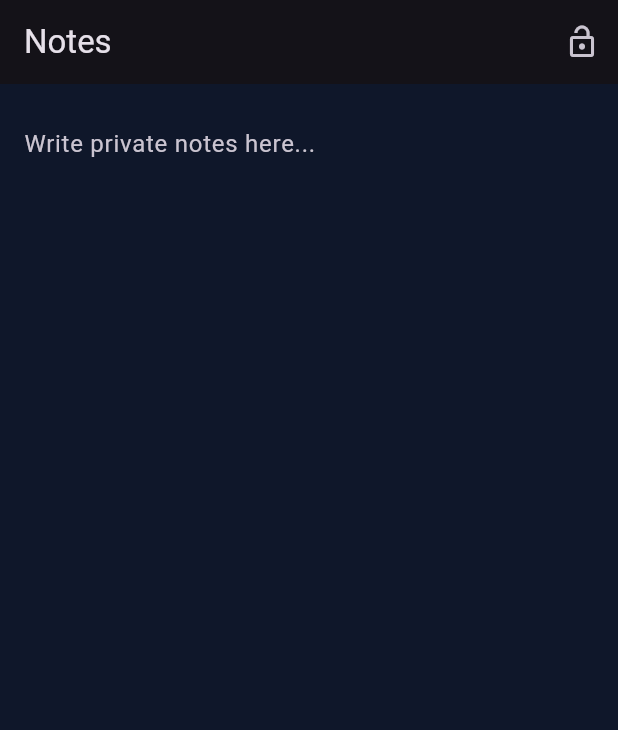
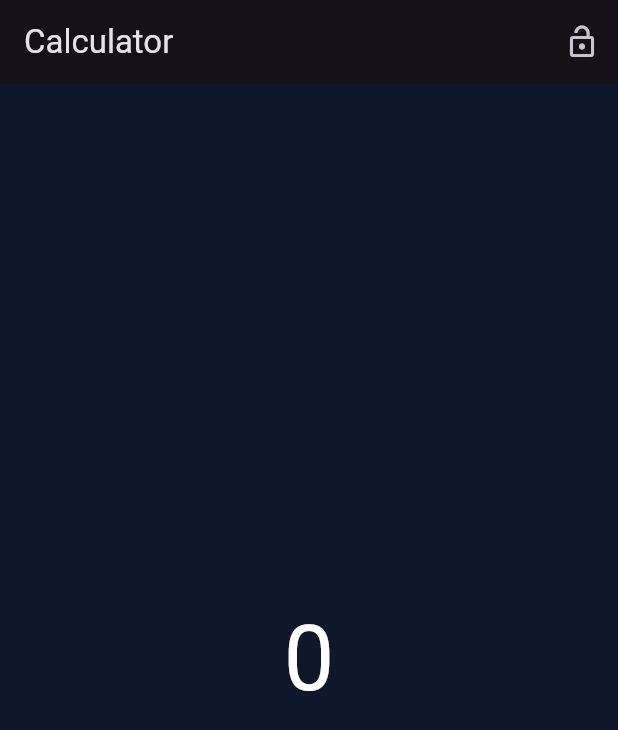
Before and after one commit to just4labi-coder/our-private-space, a Flutter app: the MainHomeScreen screen opened directly, item 3 of the bottom bar chosen, after a tap on the "security" icon, on a phone screen of 412 x 824 dp. Shown: the top 730 px of the screen. Run offline on Flutter 3.47's test engine with Material 3 defaults, Android fonts, the phone set to English and light mode, and no system bars; our stand-ins replace firebase_core, firebase_database, firebase_storage, image_picker; accounts and stored records are empty.

Commit message:
Update main.dart

```diff
--- a/lib/main.dart
+++ b/lib/main.dart
@@ -1,14 +1,14 @@
 import 'package:flutter/material.dart';
+import 'package:image_picker/image_picker.dart';
 import 'package:firebase_core/firebase_core.dart';
-import 'package:firebase_auth/firebase_auth.dart';
-import 'package:cloud_firestore/cloud_firestore.dart';
+import 'package:firebase_database/firebase_database.dart';
 import 'package:firebase_storage/firebase_storage.dart';
-import 'package:image_picker/image_picker.dart';
 import 'dart:io';
 import 'dart:async';
 
-void main() {
+void main() async {
   WidgetsFlutterBinding.ensureInitialized();
+  await Firebase.initializeApp();
   runApp(const EternalSpaceApp());
 }
 
@@ -20,60 +20,12 @@ class EternalSpaceApp extends StatelessWidget {
     return MaterialApp(
       debugShowCheckedModeBanner: false,
       title: 'Eternal Space',
-      theme: ThemeData.dark().copyWith(
-        scaffoldBackgroundColor: const Color(0xFF0F172A),
-      ),
-      home: const FirebaseInitWrapper(),
+      theme: ThemeData.dark().copyWith(scaffoldBackgroundColor: const Color(0xFF0F172A)),
+      home: const PasscodeLockScreen(),
     );
   }
 }
 
-// ফায়ারবেস সেফ লোডার
-class FirebaseInitWrapper extends StatefulWidget {
-  const FirebaseInitWrapper({super.key});
-
-  @override
-  State<FirebaseInitWrapper> createState() => _FirebaseInitWrapperState();
-}
-
-class _FirebaseInitWrapperState extends State<FirebaseInitWrapper> {
-  bool _isInitialized = false;
-
-  @override
-  void initState() {
-    super.initState();
-    _initFirebase();
-  }
-
-  Future<void> _initFirebase() async {
-    try {
-      await Firebase.initializeApp().timeout(const Duration(seconds: 4));
-    } catch (e) {
-      debugPrint("Firebase init failed/timed out: $e");
-    } finally {
-      if (mounted) {
-        setState(() {
-          _isInitialized = true;
-        });
-      }
-    }
-  }
-
-  @override
-  Widget build(BuildContext context) {
-    if (!_isInitialized) {
-      return const Scaffold(
-        backgroundColor: Color(0xFF0F172A),
-        body: Center(
-          child: CircularProgressIndicator(color: Colors.pinkAccent),
-        ),
-      );
-    }
-    return const LoginScreen();
-  }
-}
-
-// HyperOS Glow Background
 class HyperOSAnimatedBackground extends StatefulWidget {
   final Widget child;
   const HyperOSAnimatedBackground({super.key, required this.child});
@@ -82,8 +34,7 @@ class HyperOSAnimatedBackground extends StatefulWidget {
   State<HyperOSAnimatedBackground> createState() => _HyperOSAnimatedBackgroundState();
 }
 
-class _HyperOSAnimatedBackgroundState extends State<HyperOSAnimatedBackground>
-    with SingleTickerProviderStateMixin {
+class _HyperOSAnimatedBackgroundState extends State<HyperOSAnimatedBackground> with SingleTickerProviderStateMixin {
   late AnimationController _controller;
 
   @override
@@ -109,11 +60,7 @@ class _HyperOSAnimatedBackgroundState extends State<HyperOSAnimatedBackground>
             gradient: RadialGradient(
               center: Alignment(-1.0 + (val * 2.0), -0.8 + (val * 1.6)),
               radius: 1.5,
-              colors: const [
-                Color(0xFF5B21B6),
-                Color(0xFF1E1B4B),
-                Color(0xFF0F172A),
-              ],
+              colors: const [Color(0xFF831843), Color(0xFF4C1D95), Color(0xFF0F172A)],
               stops: const [0.0, 0.55, 1.0],
             ),
           ),
@@ -124,117 +71,6 @@ class _HyperOSAnimatedBackgroundState extends State<HyperOSAnimatedBackground>
   }
 }
 
-// ১. লগইন স্ক্রিন
-class LoginScreen extends StatefulWidget {
-  const LoginScreen({super.key});
-
-  @override
-  State<LoginScreen> createState() => _LoginScreenState();
-}
-
-class _LoginScreenState extends State<LoginScreen> {
-  final _emailController = TextEditingController();
-  final _passwordController = TextEditingController();
-  bool isSignUp = false;
-
-  Future<void> _submit() async {
-    try {
-      if (isSignUp) {
-        await FirebaseAuth.instance.createUserWithEmailAndPassword(
-          email: _emailController.text.trim(),
-          password: _passwordController.text.trim(),
-        );
-      } else {
-        await FirebaseAuth.instance.signInWithEmailAndPassword(
-          email: _emailController.text.trim(),
-          password: _passwordController.text.trim(),
-        );
-      }
-    } catch (e) {
-      debugPrint("Auth Error: $e");
-    }
-    if (mounted) {
-      Navigator.pushReplacement(
-        context,
-        MaterialPageRoute(builder: (context) => const PasscodeLockScreen()),
-      );
-    }
-  }
-
-  void _skipLogin() {
-    Navigator.pushReplacement(
-      context,
-      MaterialPageRoute(builder: (context) => const PasscodeLockScreen()),
-    );
-  }
-
-  @override
-  Widget build(BuildContext context) {
-    return Scaffold(
-      body: HyperOSAnimatedBackground(
-        child: Center(
-          child: SingleChildScrollView(
-            padding: const EdgeInsets.all(24.0),
-            child: Column(
-              mainAxisAlignment: MainAxisAlignment.center,
-              children: [
-                const Icon(Icons.favorite, size: 80, color: Colors.pinkAccent),
-                const SizedBox(height: 10),
-                Text(
-                  isSignUp ? 'Create Account' : 'Welcome to Eternal Space',
-                  style: const TextStyle(fontSize: 22, fontWeight: FontWeight.bold, color: Colors.white),
-                ),
-                const SizedBox(height: 20),
-                TextField(
-                  controller: _emailController,
-                  style: const TextStyle(color: Colors.white),
-                  decoration: const InputDecoration(
-                    labelText: 'Email',
-                    filled: true,
-                    fillColor: Colors.white12,
-                    border: OutlineInputBorder(),
-                  ),
-                ),
-                const SizedBox(height: 10),
-                TextField(
-                  controller: _passwordController,
-                  obscureText: true,
-                  style: const TextStyle(color: Colors.white),
-                  decoration: const InputDecoration(
-                    labelText: 'Password',
-                    filled: true,
-                    fillColor: Colors.white12,
-                    border: OutlineInputBorder(),
-                  ),
-                ),
-                const SizedBox(height: 20),
-                ElevatedButton(
-                  style: ElevatedButton.styleFrom(backgroundColor: Colors.pinkAccent),
-                  onPressed: _submit,
-                  child: Text(isSignUp ? 'Sign Up' : 'Login', style: const TextStyle(color: Colors.white)),
-                ),
-                TextButton(
-                  onPressed: () => setState(() => isSignUp = !isSignUp),
-                  child: Text(
-                    isSignUp ? 'Already have an account? Login' : "Don't have an account? Sign Up",
-                    style: const TextStyle(color: Colors.white70),
-                  ),
-                ),
-                const SizedBox(height: 10),
-                TextButton(
-                  onPressed: _skipLogin,
-                  child: const Text('Offline Preview (Skip Login)', style: TextStyle(color: Colors.pinkAccent)),
-                ),
-              ],
-            ),
-          ),
-        ),
-      ),
-    );
-  }
-}
-
-// ২. পিন স্ক্রিন
 class PasscodeLockScreen extends StatefulWidget {
   const PasscodeLockScreen({super.key});
 
@@ -246,10 +82,11 @@ class _PasscodeLockScreenState extends State<PasscodeLockScreen> {
   final TextEditingController _pinController = TextEditingController();
 
   void _verifyPin() {
-    Navigator.pushReplacement(
-      context,
-      MaterialPageRoute(builder: (context) => const MainHomeScreen()),
-    );
+    if (_pinController.text == "1234") {
+      Navigator.pushReplacement(context, MaterialPageRoute(builder: (context) => const MainHomeScreen()));
+    } else {
+      ScaffoldMessenger.of(context).showSnackBar(const SnackBar(content: Text('ভুল পিন!')));
+    }
   }
 
   @override
@@ -274,20 +111,11 @@ class _PasscodeLockScreenState extends State<PasscodeLockScreen> {
                     keyboardType: TextInputType.number,
                     textAlign: TextAlign.center,
                     style: const TextStyle(fontSize: 24, letterSpacing: 8, color: Colors.white),
-                    decoration: InputDecoration(
-                      hintText: 'PIN',
-                      filled: true,
-                      fillColor: Colors.white12,
-                      border: OutlineInputBorder(borderRadius: BorderRadius.circular(15)),
-                    ),
+                    decoration: InputDecoration(hintText: 'PIN', filled: true, fillColor: Colors.white12, border: OutlineInputBorder(borderRadius: BorderRadius.circular(15))),
                   ),
                 ),
                 const SizedBox(height: 20),
-                ElevatedButton(
-                  style: ElevatedButton.styleFrom(backgroundColor: Colors.pinkAccent),
-                  onPressed: _verifyPin,
-                  child: const Text('Unlock', style: TextStyle(color: Colors.white)),
-                ),
+                ElevatedButton(style: ElevatedButton.styleFrom(backgroundColor: Colors.pinkAccent), onPressed: _verifyPin, child: const Text('Unlock')),
               ],
             ),
           ),
@@ -297,7 +125,6 @@ class _PasscodeLockScreenState extends State<PasscodeLockScreen> {
   }
 }
 
-// ৩. মেইন হোম স্ক্রিন
 class MainHomeScreen extends StatefulWidget {
   const MainHomeScreen({super.key});
 
@@ -308,96 +135,127 @@ class MainHomeScreen extends StatefulWidget {
 class _MainHomeScreenState extends State<MainHomeScreen> {
   int _currentIndex = 0;
   bool _isPanicMode = false;
-  final TextEditingController _messageController = TextEditingController();
-  final List<Map<String, dynamic>> _localMessages = [
-    {"text": "হাই! কেমন আছো?", "isMe": false},
-    {"text": "ভালো, তুমি কেমন আছো?", "isMe": true},
-  ];
+  final TextEditingController _msgCtrl = TextEditingController();
+  final ImagePicker _picker = ImagePicker();
+
+  String _myName = "My Name";
+  String _myImgUrl = "";
+  List<Map<String, dynamic>> _messages = [];
+  List<String> _folders = ["General", "Memories"];
+  final DatabaseReference _dbRef = FirebaseDatabase.instance.ref();
+
+  @override
+  void initState() {
+    super.initState();
+    _dbRef.child("chats").onValue.listen((event) {
+      final data = event.snapshot.value as Map?;
+      if (data != null) {
+        List<Map<String, dynamic>> list = [];
+        data.forEach((k, v) => list.add({"key": k, ...Map<String, dynamic>.from(v)}));
+        list.sort((a, b) => (a["time"] ?? 0).compareTo(b["time"] ?? 0));
+        setState(() => _messages = list);
+      }
+    });
+  }
+
+  void _editProfile() {
+    TextEditingController nameCtrl = TextEditingController(text: _myName);
+    showDialog(
+      context: context,
+      builder: (context) => AlertDialog(
+        backgroundColor: const Color(0xFF1E1B4B),
+        title: const Text('Edit Profile'),
+        content: TextField(controller: nameCtrl, style: const TextStyle(color: Colors.white), decoration: const InputDecoration(labelText: 'Name', labelStyle: TextStyle(color: Colors.white70))),
+        actions: [
+          ElevatedButton(
+            style: ElevatedButton.styleFrom(backgroundColor: Colors.pinkAccent),
+            onPressed: () {
+              if (nameCtrl.text.trim().isNotEmpty) {
+                setState(() => _myName = nameCtrl.text.trim());
+                Navigator.pop(context);
+              }
+            },
+            child: const Text('Save'),
+          )
+        ],
+      ),
+    );
+  }
+
+  void _sendChat(String? imgUrl, String text) {
+    _dbRef.child("chats").push().set({
+      "text": text,
+      "sender": _myName,
+      "profileImg": _myImgUrl,
+      "imageUrl": imgUrl ?? "",
+      "time": ServerValue.timestamp,
+    });
+  }
 
   @override
   Widget build(BuildContext context) {
     if (_isPanicMode) {
       return Scaffold(
-        appBar: AppBar(
-          title: const Text('Notes'),
-          actions: [
-            IconButton(
-              icon: const Icon(Icons.lock_open),
-              onPressed: () => setState(() => _isPanicMode = false),
-            )
-          ],
-        ),
-        body: const Padding(
-          padding: EdgeInsets.all(16.0),
-          child: TextField(
-            maxLines: null,
-            decoration: InputDecoration(hintText: 'Write private notes here...', border: InputBorder.none),
-          ),
-        ),
+        appBar: AppBar(title: const Text('Calculator'), actions: [IconButton(icon: const Icon(Icons.lock_open), onPressed: () => setState(() => _isPanicMode = false))]),
+        body: const Center(child: Text('0', style: TextStyle(fontSize: 60, color: Colors.white))),
       );
     }
 
     final pages = [
-      _buildChatPage(),
-      _buildGalleryPage(),
       const RealtimeLoveCounterPage(),
-      _buildSettingsPage(),
+      _buildChatView(),
+      _buildGalleryView(),
+      _buildSettingsView(),
     ];
 
     return Scaffold(
-      backgroundColor: Colors.transparent,
       appBar: AppBar(
         backgroundColor: Colors.transparent,
-        elevation: 0,
         title: const Text('Eternal Space', style: TextStyle(fontWeight: FontWeight.bold)),
         actions: [
-          IconButton(
-            icon: const Icon(Icons.security, color: Colors.redAccent),
-            onPressed: () => setState(() => _isPanicMode = true),
-          ),
+          if (_currentIndex == 1) IconButton(icon: const Icon(Icons.edit, color: Colors.pinkAccent), onPressed: _editProfile),
+          IconButton(icon: const Icon(Icons.security, color: Colors.redAccent), onPressed: () => setState(() => _isPanicMode = true)),
         ],
       ),
-      body: HyperOSAnimatedBackground(
-        child: SafeArea(child: pages[_currentIndex]),
-      ),
+      body: HyperOSAnimatedBackground(child: SafeArea(child: pages[_currentIndex])),
       bottomNavigationBar: BottomNavigationBar(
         backgroundColor: const Color(0xFF0F172A),
         currentIndex: _currentIndex,
         selectedItemColor: Colors.pinkAccent,
         unselectedItemColor: Colors.grey,
-        onTap: (index) => setState(() => _currentIndex = index),
+        onTap: (i) => setState(() => _currentIndex = i),
         items: const [
+          BottomNavigationBarItem(icon: Icon(Icons.favorite), label: 'Journey'),
           BottomNavigationBarItem(icon: Icon(Icons.chat_bubble), label: 'Chat'),
           BottomNavigationBarItem(icon: Icon(Icons.folder_special), label: 'Gallery'),
-          BottomNavigationBarItem(icon: Icon(Icons.favorite), label: 'Journey'),
           BottomNavigationBarItem(icon: Icon(Icons.settings), label: 'Settings'),
         ],
       ),
     );
   }
 
-  Widget _buildChatPage() {
+  Widget _buildChatView() {
     return Column(
       children: [
         Expanded(
           child: ListView.builder(
-            padding: const EdgeInsets.all(12),
-            itemCount: _localMessages.length,
-            itemBuilder: (context, index) {
-              bool isMe = _localMessages[index]["isMe"];
+            itemCount: _messages.length,
+            itemBuilder: (context, i) {
+              var m = _messages[i];
+              bool isMe = m["sender"] == _myName;
               return Align(
                 alignment: isMe ? Alignment.centerRight : Alignment.centerLeft,
                 child: Container(
-                  margin: const EdgeInsets.symmetric(vertical: 4),
-                  padding: const EdgeInsets.all(12),
-                  constraints: const BoxConstraints(maxWidth: 250),
-                  decoration: BoxDecoration(
-                    color: isMe ? Colors.pinkAccent : Colors.white12,
-                    borderRadius: BorderRadius.circular(15),
-                  ),
-                  child: Text(
-                    _localMessages[index]["text"],
-                    style: const TextStyle(color: Colors.white),
+                  margin: const EdgeInsets.all(8),
+                  padding: const EdgeInsets.all(10),
+                  decoration: BoxDecoration(color: isMe ? Colors.pinkAccent : Colors.white12, borderRadius: BorderRadius.circular(12)),
+                  child: Column(
+                    crossAxisAlignment: CrossAxisAlignment.start,
+                    children: [
+                      Text(m["sender"], style: const TextStyle(fontSize: 10, fontWeight: FontWeight.bold, color: Colors.white70)),
+                      if (m["imageUrl"] != "") Image.network(m["imageUrl"], height: 120, width: 160, fit: BoxFit.cover),
+                      if (m["text"] != "") Text(m["text"], style: const TextStyle(color: Colors.white)),
+                    ],
                   ),
                 ),
               );
@@ -406,28 +264,27 @@ class _MainHomeScreenState extends State<MainHomeScreen> {
         ),
         Container(
           padding: const EdgeInsets.all(8),
-          color: Colors.black26,
           child: Row(
             children: [
-              Expanded(
-                child: TextField(
-                  controller: _messageController,
-                  style: const TextStyle(color: Colors.white),
-                  decoration: const InputDecoration(
-                    hintText: 'Type secret message...',
-                    border: InputBorder.none,
-                    hintStyle: TextStyle(color: Colors.white54),
-                  ),
-                ),
+              IconButton(
+                icon: const Icon(Icons.image, color: Colors.pinkAccent),
+                onPressed: () async {
+                  XFile? img = await _picker.pickImage(source: ImageSource.gallery);
+                  if (img != null) {
+                    Reference ref = FirebaseStorage.instance.ref().child("chats/${DateTime.now().millisecondsSinceEpoch}.jpg");
+                    await ref.putFile(File(img.path));
+                    String url = await ref.getDownloadURL();
+                    _sendChat(url, "");
+                  }
+                },
               ),
+              Expanded(child: TextField(controller: _msgCtrl, style: const TextStyle(color: Colors.white), decoration: const InputDecoration(hintText: 'Type message...', border: InputBorder.none))),
               IconButton(
                 icon: const Icon(Icons.send, color: Colors.pinkAccent),
                 onPressed: () {
-                  if (_messageController.text.trim().isNotEmpty) {
-                    setState(() {
-                      _localMessages.add({"text": _messageController.text.trim(), "isMe": true});
-                      _messageController.clear();
-                    });
+                  if (_msgCtrl.text.trim().isNotEmpty) {
+                    _sendChat("", _msgCtrl.text.trim());
+                    _msgCtrl.clear();
                   }
                 },
               ),
@@ -438,29 +295,78 @@ class _MainHomeScreenState extends State<MainHomeScreen> {
     );
   }
 
-  Widget _buildGalleryPage() {
-    return const Center(
-      child: Text(
-        'Private Gallery',
-        style: TextStyle(color: Colors.white70, fontSize: 18),
+  Widget _buildGalleryView() {
+    return GridView.builder(
+      padding: const EdgeInsets.all(12),
+      gridDelegate: const SliverGridDelegateWithFixedCrossAxisCount(crossAxisCount: 2, crossAxisSpacing: 10, mainAxisSpacing: 10),
+      itemCount: _folders.length,
+      itemBuilder: (context, i) => GestureDetector(
+        onTap: () => Navigator.push(context, MaterialPageRoute(builder: (context) => FolderPage(folderName: _folders[i]))),
+        child: Container(
+          decoration: BoxDecoration(color: Colors.white12, borderRadius: BorderRadius.circular(15), border: Border.all(color: Colors.pinkAccent.withOpacity(0.4))),
+          child: Column(mainAxisAlignment: MainAxisAlignment.center, children: [const Icon(Icons.folder, size: 50, color: Colors.pinkAccent), Text(_folders[i], style: const TextStyle(fontWeight: FontWeight.bold))]),
+        ),
       ),
     );
   }
 
-  Widget _buildSettingsPage() {
-    return ListView(
-      padding: const EdgeInsets.all(16),
-      children: [
-        const ListTile(
-          leading: Icon(Icons.security, color: Colors.pinkAccent),
-          title: Text('Security Active', style: TextStyle(color: Colors.white)),
-        ),
-      ],
+  Widget _buildSettingsView() {
+    return const Center(child: Text('Firebase Cloud Sync Active', style: TextStyle(color: Colors.white70)));
+  }
+}
+
+class FolderPage extends StatefulWidget {
+  final String folderName;
+  const FolderPage({super.key, required this.folderName});
+
+  @override
+  State<FolderPage> createState() => _FolderPageState();
+}
+
+class _FolderPageState extends State<FolderPage> {
+  List<String> _urls = [];
+  final ImagePicker _picker = ImagePicker();
+
+  @override
+  void initState() {
+    super.initState();
+    FirebaseDatabase.instance.ref().child("galleries/${widget.folderName}").onValue.listen((event) {
+      final data = event.snapshot.value as Map?;
+      if (data != null) {
+        List<String> list = [];
+        data.forEach((k, v) => list.add(v["url"]));
+        setState(() => _urls = list);
+      }
+    });
+  }
+
+  @override
+  Widget build(BuildContext context) {
+    return Scaffold(
+      appBar: AppBar(title: Text(widget.folderName)),
+      floatingActionButton: FloatingActionButton(
+        backgroundColor: Colors.pinkAccent,
+        onPressed: () async {
+          XFile? img = await _picker.pickImage(source: ImageSource.gallery);
+          if (img != null) {
+            Reference ref = FirebaseStorage.instance.ref().child("galleries/${widget.folderName}/${DateTime.now().millisecondsSinceEpoch}.jpg");
+            await ref.putFile(File(img.path));
+            String url = await ref.getDownloadURL();
+            FirebaseDatabase.instance.ref().child("galleries/${widget.folderName}").push().set({"url": url});
+          }
+        },
+        child: const Icon(Icons.add),
+      ),
+      body: GridView.builder(
+        padding: const EdgeInsets.all(10),
+        gridDelegate: const SliverGridDelegateWithFixedCrossAxisCount(crossAxisCount: 3, crossAxisSpacing: 8, mainAxisSpacing: 8),
+        itemCount: _urls.length,
+        itemBuilder: (context, i) => Image.network(_urls[i], fit: BoxFit.cover),
+      ),
     );
   }
 }
 
-// ৪. রিয়েল-টাইম লাভ কাউন্টার
 class RealtimeLoveCounterPage extends StatefulWidget {
   const RealtimeLoveCounterPage({super.key});
 
@@ -476,18 +382,9 @@ class _RealtimeLoveCounterPageState extends State<RealtimeLoveCounterPage> {
   @override
   void initState() {
     super.initState();
-    _updateDuration();
-    _timer = Timer.periodic(const Duration(seconds: 1), (timer) {
-      _updateDuration();
+    _timer = Timer.periodic(const Duration(seconds: 1), (t) {
+      if (mounted) setState(() => _duration = DateTime.now().difference(_startDate));
     });
-  }
-
-  void _updateDuration() {
-    if (mounted) {
-      setState(() {
-        _duration = DateTime.now().difference(_startDate);
-      });
-    }
   }
 
   @override
@@ -500,24 +397,24 @@ class _RealtimeLoveCounterPageState extends State<RealtimeLoveCounterPage> {
   Widget build(BuildContext context) {
     int days = _duration.inDays;
     int hours = _duration.inHours % 24;
-    int minutes = _duration.inMinutes % 60;
-    int seconds = _duration.inSeconds % 60;
+    int mins = _duration.inMinutes % 60;
+    int secs = _duration.inSeconds % 60;
 
     return Center(
       child: Column(
         mainAxisAlignment: MainAxisAlignment.center,
         children: [
-          const Icon(Icons.favorite, size: 90, color: Colors.redAccent),
+          const Icon(Icons.favorite, size: 90, color: Colors.pinkAccent),
           const SizedBox(height: 20),
-          const Text('Our Endless Journey', style: TextStyle(fontSize: 22, color: Colors.white70, fontWeight: FontWeight.bold)),
+          const Text('Our Endless Journey', style: TextStyle(fontSize: 22, color: Colors.white, fontWeight: FontWeight.bold)),
           const SizedBox(height: 20),
           Row(
             mainAxisAlignment: MainAxisAlignment.center,
             children: [
-              _buildTimeBox(days.toString(), 'Days'),
-              _buildTimeBox(hours.toString().padLeft(2, '0'), 'Hours'),
-              _buildTimeBox(minutes.toString().padLeft(2, '0'), 'Mins'),
-              _buildTimeBox(seconds.toString().padLeft(2, '0'), 'Secs'),
+              _box(days.toString(), 'Days'),
+              _box(hours.toString().padLeft(2, '0'), 'Hours'),
+              _box(mins.toString().padLeft(2, '0'), 'Mins'),
+              _box(secs.toString().padLeft(2, '0'), 'Secs'),
             ],
           ),
         ],
@@ -525,21 +422,12 @@ class _RealtimeLoveCounterPageState extends State<RealtimeLoveCounterPage> {
     );
   }
 
-  Widget _buildTimeBox(String value, String label) {
+  Widget _box(String val, String lbl) {
     return Container(
       margin: const EdgeInsets.symmetric(horizontal: 4),
-      padding: const EdgeInsets.symmetric(horizontal: 12, vertical: 10),
-      decoration: BoxDecoration(
-        color: Colors.white12,
-        borderRadius: BorderRadius.circular(12),
-        border: Border.all(color: Colors.pinkAccent.withOpacity(0.5)),
-      ),
-      child: Column(
-        children: [
-          Text(value, style: const TextStyle(fontSize: 22, fontWeight: FontWeight.bold, color: Colors.pinkAccent)),
-          Text(label, style: const TextStyle(fontSize: 12, color: Colors.white70)),
-        ],
-      ),
+      padding: const EdgeInsets.all(10),
+      decoration: BoxDecoration(color: Colors.white12, borderRadius: BorderRadius.circular(10), border: Border.all(color: Colors.pinkAccent.withOpacity(0.5))),
+      child: Column(children: [Text(val, style: const TextStyle(fontSize: 20, fontWeight: FontWeight.bold, color: Colors.pinkAccent)), Text(lbl, style: const TextStyle(fontSize: 11))]),
     );
   }
 }
```
